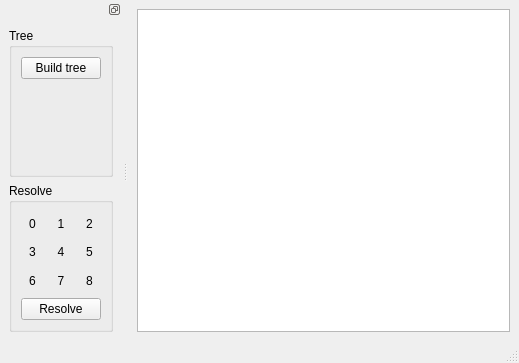
Qt form view/mainwindow.ui (prShadoko/The-Monkey-God) before a commit.
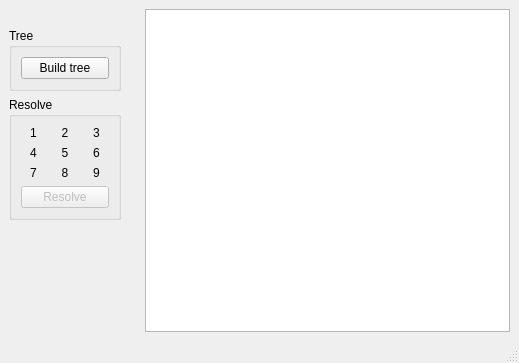
The same form after that commit.

```diff
--- a/view/mainwindow.ui
+++ b/view/mainwindow.ui
@@ -32,8 +32,20 @@
   </widget>
   <widget class="QStatusBar" name="statusbar"/>
   <widget class="QDockWidget" name="dockWidget">
+   <property name="minimumSize">
+    <size>
+     <width>130</width>
+     <height>250</height>
+    </size>
+   </property>
+   <property name="maximumSize">
+    <size>
+     <width>130</width>
+     <height>337</height>
+    </size>
+   </property>
    <property name="features">
-    <set>QDockWidget::DockWidgetFloatable|QDockWidget::DockWidgetMovable</set>
+    <set>QDockWidget::NoDockWidgetFeatures</set>
    </property>
    <attribute name="dockWidgetArea">
     <number>1</number>
@@ -89,7 +101,7 @@
            <cursorShape>OpenHandCursor</cursorShape>
           </property>
           <property name="text">
-           <string>0</string>
+           <string>1</string>
           </property>
           <property name="alignment">
            <set>Qt::AlignCenter</set>
@@ -102,7 +114,7 @@
            <cursorShape>OpenHandCursor</cursorShape>
           </property>
           <property name="text">
-           <string>1</string>
+           <string>2</string>
           </property>
           <property name="alignment">
            <set>Qt::AlignCenter</set>
@@ -115,7 +127,7 @@
            <cursorShape>OpenHandCursor</cursorShape>
           </property>
           <property name="text">
-           <string>2</string>
+           <string>3</string>
           </property>
           <property name="alignment">
            <set>Qt::AlignCenter</set>
@@ -124,6 +136,9 @@
         </item>
         <item row="4" column="0" colspan="3">
          <widget class="QPushButton" name="pushButton_resolve">
+          <property name="enabled">
+           <bool>false</bool>
+          </property>
           <property name="text">
            <string>Resolve</string>
           </property>
@@ -135,7 +150,7 @@
            <cursorShape>OpenHandCursor</cursorShape>
           </property>
           <property name="text">
-           <string>6</string>
+           <string>7</string>
           </property>
           <property name="alignment">
            <set>Qt::AlignCenter</set>
@@ -148,7 +163,7 @@
            <cursorShape>OpenHandCursor</cursorShape>
           </property>
           <property name="text">
-           <string>5</string>
+           <string>6</string>
           </property>
           <property name="alignment">
            <set>Qt::AlignCenter</set>
@@ -161,7 +176,7 @@
            <cursorShape>OpenHandCursor</cursorShape>
           </property>
           <property name="text">
-           <string>4</string>
+           <string>5</string>
           </property>
           <property name="alignment">
            <set>Qt::AlignCenter</set>
@@ -174,7 +189,7 @@
            <cursorShape>OpenHandCursor</cursorShape>
           </property>
           <property name="text">
-           <string>3</string>
+           <string>4</string>
           </property>
           <property name="alignment">
            <set>Qt::AlignCenter</set>
@@ -187,7 +202,7 @@
            <cursorShape>OpenHandCursor</cursorShape>
           </property>
           <property name="text">
-           <string>8</string>
+           <string>9</string>
           </property>
           <property name="alignment">
            <set>Qt::AlignCenter</set>
@@ -200,7 +215,7 @@
            <cursorShape>OpenHandCursor</cursorShape>
           </property>
           <property name="text">
-           <string>7</string>
+           <string>8</string>
           </property>
           <property name="alignment">
            <set>Qt::AlignCenter</set>
@@ -210,6 +225,19 @@
        </layout>
       </widget>
      </item>
+     <item>
+      <spacer name="verticalSpacer">
+       <property name="orientation">
+        <enum>Qt::Vertical</enum>
+       </property>
+       <property name="sizeHint" stdset="0">
+        <size>
+         <width>20</width>
+         <height>40</height>
+        </size>
+       </property>
+      </spacer>
+     </item>
     </layout>
    </widget>
   </widget>
```
Left out of the diff: 37 changed lines with no effect on the pictures.
